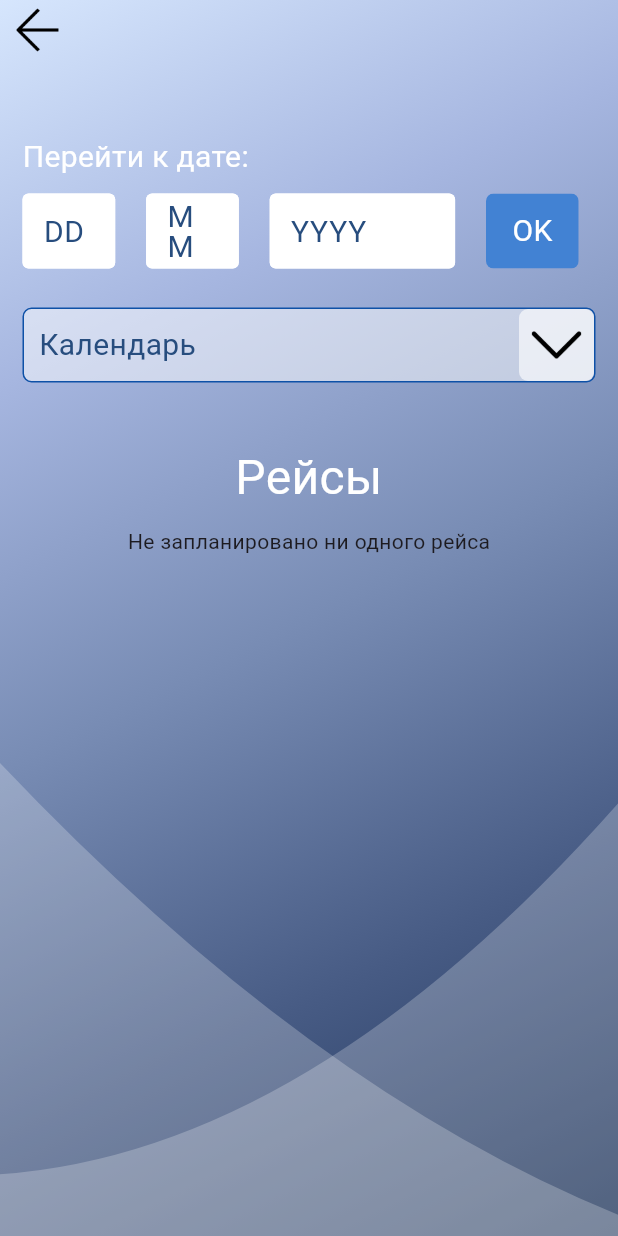
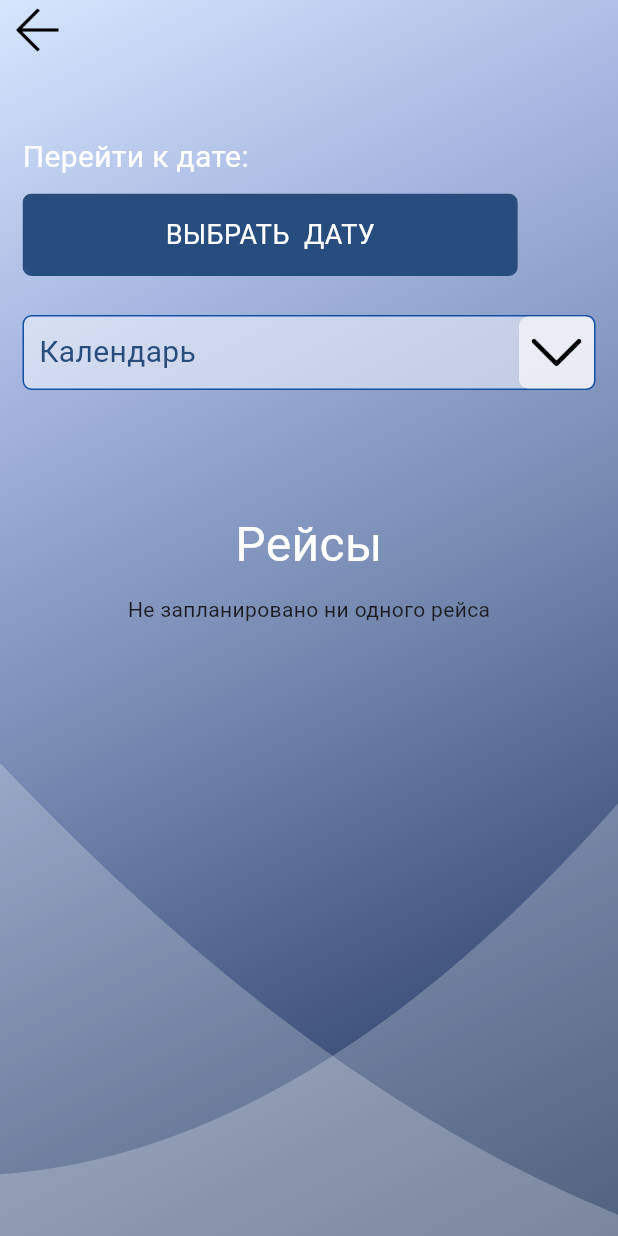
Before and after one commit to eskov-ea/passenger_counter, a Flutter app: the AllTripsScreen screen opened by its route, on a phone screen of 412 x 824 dp. Run offline on Flutter 3.47's test engine with Material 2 defaults, Android fonts, the phone set to English and light mode, and no system bars; our stand-ins replace camera, equatable, flutter_bloc, flutter_datetime_picker_plus, flutter_secure_storage, sqflite and 1 more; missing offline and left inert: qr_code_scanner; accounts and stored records are empty.

Commit message:
office workflow

```diff
--- a/lib/ui/screens/all_trips_screen.dart
+++ b/lib/ui/screens/all_trips_screen.dart
@@ -25,6 +25,7 @@ class _AllTripsScreenState extends State<AllTripsScreen> {
 
   DateTime _focusedDay = DateTime.now();
   DateTime _selectedDay = DateTime.now();
+  String? filterDate;
   final ScrollController _scrollController = ScrollController();
   final DBProvider _db = DBProvider.db;
   List<TripModel>? trips;
@@ -55,9 +56,12 @@ class _AllTripsScreenState extends State<AllTripsScreen> {
     } else {
       result = await _db.getTrips();
     }
+    String? filter;
+    if (date != null) filter = "${date.day}.${date.month}.${date.year}";
     setState(() {
       trips = result;
       isSearching = false;
+      filterDate = filter;
     });
   }
 
@@ -147,10 +151,13 @@ class _AllTripsScreenState extends State<AllTripsScreen> {
                         _selectedDay = selectedDay;
                         _focusedDay = focusedDay;
                       });
+                      searchTrips(_selectedDay);
                     },
                   ),
                 ) : const SizedBox.shrink(),
-                SizedBox(height: 40,),
+                const SizedBox(height: 10,),
+                _filterWidget(),
+                const SizedBox(height: 40,),
                 Text("Рейсы",
                   textAlign: TextAlign.center,
                   style: TextStyle(fontSize: 32, color: AppColors.textMain),
@@ -168,4 +175,46 @@ class _AllTripsScreenState extends State<AllTripsScreen> {
       ),
     );
   }
+
+  Widget _filterWidget() {
+    return filterDate != null ?
+    Stack(
+      children: [
+        Container(
+          // width: MediaQuery.of(context).size.width,
+          height: 30,
+          padding: EdgeInsets.only(left: 10),
+          alignment: Alignment.centerLeft,
+          decoration: BoxDecoration(
+              color: Color(0x4DFFFFFF),
+              borderRadius: BorderRadius.all(Radius.circular(5))
+          ),
+          child: Text("Сбросить фильтр:  $filterDate",
+            style: AppStyles.secondaryTextStyle,
+          ),
+        ),
+        Align(
+          alignment: Alignment.centerRight,
+          child: Material(
+            color: AppColors.transparent,
+            child: Ink(
+              width: 50,
+              height: 30,
+              decoration: BoxDecoration(
+                color: Color(0x4DFFFFFF),
+                borderRadius: BorderRadius.all(Radius.circular(5))
+              ),
+              child: InkWell(
+                onTap: () {
+                  searchTrips(null);
+                },
+                child: Icon(Icons.close),
+              ),
+            ),
+          ),
+        )
+      ],
+    )
+    : const SizedBox(height: 30);
+  }
 }
--- a/lib/ui/widgets/person/person_options_sliver.dart
+++ b/lib/ui/widgets/person/person_options_sliver.dart
@@ -80,7 +80,7 @@ class PersonOptionsSliver extends StatelessWidget {
                       ),
                     ),
                     SizedBox(height: 10,),
-                    Text("Check-in", style: TextStyle(color: AppColors.textMain, fontSize: 20),)
+                    Text("Все люди", style: TextStyle(color: AppColors.textMain, fontSize: 20),)
                   ],
                 ),
               ),
--- a/lib/ui/widgets/search_date_widget.dart
+++ b/lib/ui/widgets/search_date_widget.dart
@@ -2,6 +2,8 @@ import 'package:flutter/cupertino.dart';
 import 'package:flutter/material.dart';
 import 'package:flutter/services.dart';
 import 'package:pleyona_app/theme.dart';
+import 'package:flutter_datetime_picker_plus/flutter_datetime_picker_plus.dart' as d;
+
 
 class InputDateToSearchWidget extends StatefulWidget {
   const InputDateToSearchWidget({
@@ -98,6 +100,27 @@ class _InputDateToSearchWidgetState extends State<InputDateToSearchWidget> {
       isError = message != "";
     });
   }
+  Future<DateTime?> _datePicker(Function(DateTime) callback) {
+    return d.DatePicker.showDatePicker(context,
+        showTitleActions: true,
+        minTime: DateTime(2015, 1, 1),
+        maxTime: DateTime(2030, 12, 31),
+        onChanged: (date) {
+          print('change $date');
+        }, onConfirm: (date) {
+          callback(date);
+        },
+        currentTime: DateTime.now(),
+        locale: d.LocaleType.ru,
+        theme: d.DatePickerTheme(
+            containerHeight: MediaQuery.of(context).size.height * 0.4 - 100,
+            titleHeight: 100,
+            itemHeight: 60));
+  }
+  void _onConfirmStartTripDate(DateTime date) {
+
+    widget.calendarCallback(DateTime(date.year, date.month, date.day));
+  }
 
   void searchByDate() {
     validate();
@@ -115,8 +138,51 @@ class _InputDateToSearchWidgetState extends State<InputDateToSearchWidget> {
   @override
   Widget build(BuildContext context) {
     return  Column(
+      crossAxisAlignment: CrossAxisAlignment.start,
       children: [
-        Container(
+        searchedDateByChoosing(),
+
+        isError
+        ?  Container(
+            width: MediaQuery.of(context).size.width,
+            child: Text(errorMessageString,
+              textAlign: TextAlign.start,
+              style: TextStyle(fontSize: 18, color: AppColors.errorMain),
+            ),
+          )
+        : SizedBox(height: 26,)
+      ],
+    );
+  }
+
+  Widget searchedDateByChoosing() {
+    return Material(
+      color: AppColors.transparent,
+      child: Ink(
+        height: 55,
+        width: MediaQuery.of(context).size.width * 0.85 - 20,
+        decoration: BoxDecoration(
+            border: Border.all(
+                color: AppColors.backgroundMain2, width: 1),
+            color: AppColors.backgroundMain2,
+            borderRadius: BorderRadius.all(Radius.circular(6))),
+        child: InkWell(
+          onTap: () {
+            _datePicker(_onConfirmStartTripDate);
+          },
+          splashColor: AppColors.backgroundMain5,
+          child: Center(
+            child: Text("Выбрать  дату".toUpperCase(),
+              style: TextStyle(fontSize: 18, color: AppColors.textMain),
+            ),
+          ),
+        ),
+      ),
+    );
+  }
+
+  Widget _searchedDateByTyping() {
+    return Container(
       child: Row(
         crossAxisAlignment: CrossAxisAlignment.start,
         mainAxisSize: MainAxisSize.max,
@@ -248,7 +314,7 @@ class _InputDateToSearchWidgetState extends State<InputDateToSearchWidget> {
           Material(
             color: AppColors.transparent,
             child: Ink(
-                  width: MediaQuery.of(context).size.width * 0.15,
+              width: MediaQuery.of(context).size.width * 0.17,
               height: 50,
               decoration: BoxDecoration(
                   borderRadius: BorderRadius.all(Radius.circular(5)),
@@ -272,17 +338,6 @@ class _InputDateToSearchWidgetState extends State<InputDateToSearchWidget> {
           )
         ],
       ),
-        ),
-        isError
-        ?  Container(
-            width: MediaQuery.of(context).size.width,
-            child: Text(errorMessageString,
-              textAlign: TextAlign.start,
-              style: TextStyle(fontSize: 18, color: AppColors.errorMain),
-            ),
-          )
-        : SizedBox(height: 26,)
-      ],
     );
   }
 }
```
Lines whose indentation alone changed are shown as unchanged.
